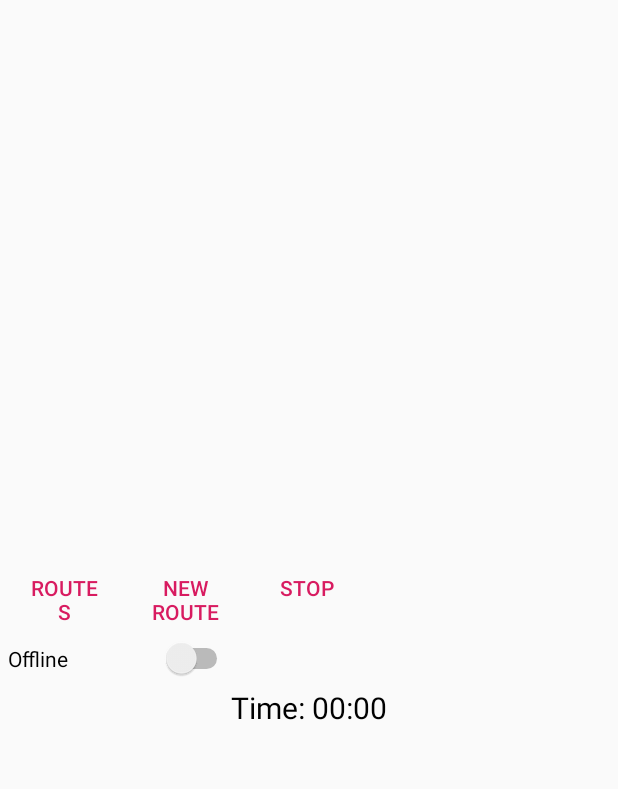
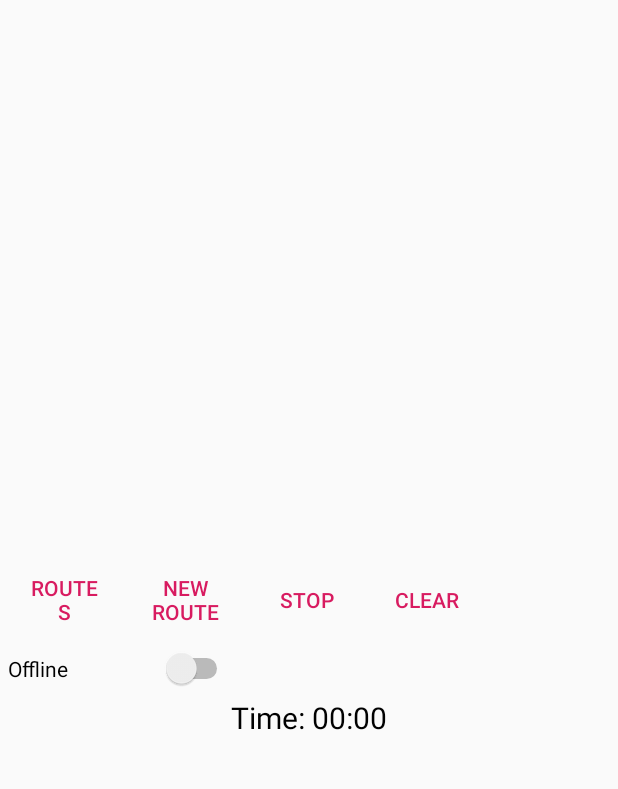
Before and after one commit to EthannYakabuski/GhostPB, an Android app: the screen it shows after launch (MapsActivity), on a phone screen of 412 x 824 dp, the part 53-842 px from its top. Run offline under Robolectric (Android 15) with nearby library versions, the phone set to English and light mode, and no system bars.

Commit message:
route is drawn live as user is creating it, added clear map button

```diff
--- a/app/src/main/AndroidManifest.xml
+++ b/app/src/main/AndroidManifest.xml
@@ -31,7 +31,7 @@
 
         <activity
             android:name=".MapsActivity"
-            android:label="@string/title_activity_maps">
+            android:label="@string/app_name">
             <intent-filter>
                 <action android:name="android.intent.action.MAIN" />
 
--- a/app/src/main/res/layout/activity_maps.xml
+++ b/app/src/main/res/layout/activity_maps.xml
@@ -50,8 +50,20 @@
             android:layout_height="wrap_content"
             android:layout_marginStart="5dp"
             android:layout_marginLeft="5dp"
+            android:layout_marginTop="8dp"
             android:onClick="onStop"
             android:text="@string/stop_button_good" />
+
+        <Button
+            android:id="@+id/clearMapButton"
+            style="?android:attr/buttonBarButtonStyle"
+            android:layout_width="75dp"
+            android:layout_height="wrap_content"
+            android:layout_marginStart="5dp"
+            android:layout_marginLeft="5dp"
+            android:layout_marginTop="8dp"
+            android:onClick="onClear"
+            android:text="@string/clear_map" />
 
 
     </LinearLayout>
--- a/app/src/main/res/values/strings.xml
+++ b/app/src/main/res/values/strings.xml
@@ -8,4 +8,5 @@
     <string name="online_button">Offline</string>
     <string name="default_time">00:00</string>
     <string name="stop_button_good">STOP</string>
+    <string name="clear_map">Clear</string>
 </resources>
```
Also changed, not shown: app/src/main/java/com/example/ghostpb/MapsActivity.java (+52 -2 lines).
